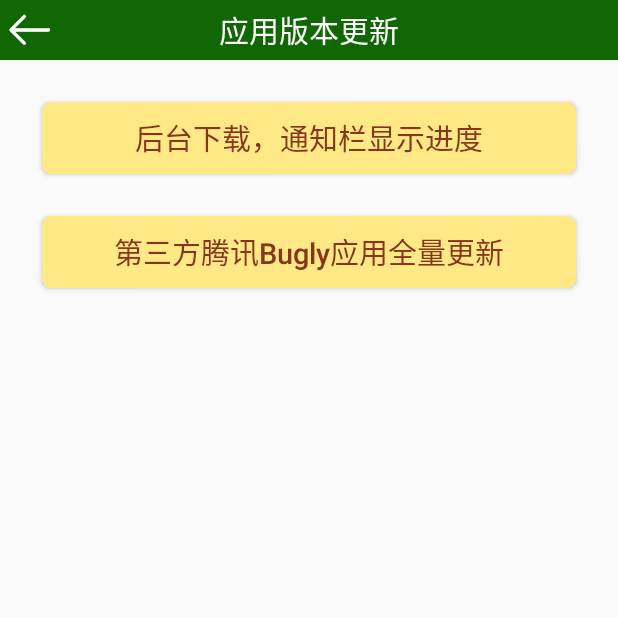
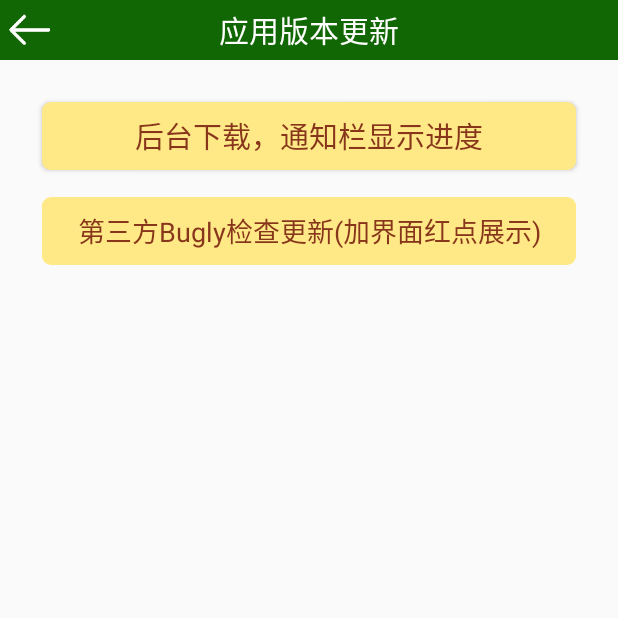
Before and after one commit to PassingMrHao/PersonalUtilTest, an Android app: the AppUpdateAct screen opened directly, with no data from a screen before it, on a phone screen of 412 x 824 dp, the top half of it. Run offline under Robolectric (Android 15) with nearby library versions, the phone set to English and light mode, and no system bars; our stand-ins replace ButterKnife; libraries missing offline, so code that uses them is left out: com.hjq.permissions, com.tencent.bugly; 3 statements that could not run were skipped.

Commit message:
2019/04/25:添加腾讯Bugly全量更新

```diff
--- a/app/src/main/java/com/mrhao/personalutiltest/myactivity/AppUpdateAct.java
+++ b/app/src/main/java/com/mrhao/personalutiltest/myactivity/AppUpdateAct.java
@@ -11,15 +11,14 @@ import android.widget.Toast;
 import com.hjq.permissions.OnPermission;
 import com.hjq.permissions.Permission;
 import com.hjq.permissions.XXPermissions;
-import com.mrhao.personalutiltest.MainActivity;
 import com.mrhao.personalutiltest.R;
 import com.mrhao.personalutiltest.myinterface.UpDateIne;
 import com.mrhao.personalutiltest.utils.DownLoadConfig;
 import com.mrhao.personalutiltest.utils.DownLoadManagerUtil;
 import com.mrhao.personalutiltest.utils.PublicDateValue;
 import com.mrhao.personalutiltest.utils.UpdateDialog;
-import com.tencent.bugly.Bugly;
 import com.tencent.bugly.beta.Beta;
+import com.tencent.bugly.beta.UpgradeInfo;
 
 import java.util.List;
 
@@ -34,8 +33,11 @@ public class AppUpdateAct extends AppCompatActivity {
     ImageView titleBack;
     @BindView(R.id.title_name)
     TextView titleName;
-    @BindView(R.id.bugly_update)
-    Button buglyUpdate;
+
+    @BindView(R.id.update_point)
+    ImageView updatePoint;
+    @BindView(R.id.bugly_up_point)
+    TextView buglyUpPoint;
 
     @Override
     protected void onCreate(Bundle savedInstanceState) {
@@ -44,6 +46,36 @@ public class AppUpdateAct extends AppCompatActivity {
         getImportPerssion();
         ButterKnife.bind(this);
         setClickEvent();
+        CheckAPPUpdate();
+    }
+
+    //检查应用更新信息
+    private void CheckAPPUpdate() {
+
+        UpgradeInfo upgradeInfo = Beta.getUpgradeInfo();//获取本地已有升级策略（非实时，可用于界面红点展示）
+        if (upgradeInfo == null) {
+            //无升级信息
+            updatePoint.setImageResource(R.mipmap.up_graypoint);
+        } else {
+            updatePoint.setImageResource(R.mipmap.up_redpoint);
+        }
+
+        //腾讯bugly应用全量更新手动检测
+        buglyUpPoint.setOnClickListener(new View.OnClickListener() {
+            @Override
+            public void onClick(View v) {
+                if (XXPermissions.isHasPermission(AppUpdateAct.this, Permission.WRITE_EXTERNAL_STORAGE, Permission.WRITE_EXTERNAL_STORAGE) == true) {
+
+                    Beta.checkUpgrade();//调用此方法手动检查应用
+
+                } else {
+
+                    getImportPerssion();
+                }
+            }
+        });
+
+
     }
 
 
@@ -107,33 +139,11 @@ public class AppUpdateAct extends AppCompatActivity {
         });
 
 
-        //腾讯bugly应用全量更新
-        buglyUpdate.setOnClickListener(new View.OnClickListener() {
-            @Override
-            public void onClick(View v) {
-
-                if (XXPermissions.isHasPermission(AppUpdateAct.this, Permission.WRITE_EXTERNAL_STORAGE, Permission.WRITE_EXTERNAL_STORAGE) == true) {
-
-                    //腾讯bugly应用更新初始化（由于未知bug，更新提示框最好设置到mainActivity）
-                    Bugly.init(getApplicationContext(), "9b5829370d", false);
-                    finish();
-
-                } else {
-
-                    getImportPerssion();
-                }
-
-
-            }
-        });
-
-
     }
 
 
     //获取必要权限
     private void getImportPerssion() {
-
 
         XXPermissions.with(AppUpdateAct.this)
                 .permission(Permission.WRITE_EXTERNAL_STORAGE, Permission.READ_EXTERNAL_STORAGE)
@@ -141,18 +151,17 @@ public class AppUpdateAct extends AppCompatActivity {
                     @Override
                     public void hasPermission(List<String> granted, boolean isAll) {
                         //权限申请成功后
-
                     }
 
                     @Override
                     public void noPermission(List<String> denied, boolean quick) {
+
                         //拒绝申请权限后
                         Toast.makeText(AppUpdateAct.this, "获取权限失败，部分功能无法正常使用", Toast.LENGTH_SHORT).show();
 
                     }
                 });
 
-
     }
 
 
--- a/app/src/main/java/com/mrhao/personalutiltest/myactivity/TencentX5WebActivity.java
+++ b/app/src/main/java/com/mrhao/personalutiltest/myactivity/TencentX5WebActivity.java
@@ -53,7 +53,7 @@ public class TencentX5WebActivity extends AppCompatActivity {
             }
         });
 
-        X5WebViewLoadUtil.loadurl(TencentX5WebActivity.this, tencentWeb, "https://www.baidu.com/");
+        X5WebViewLoadUtil.loadurl(TencentX5WebActivity.this, tencentWeb, "https://www.csdn.net/");
 
         tencentWeb.setWebViewClient(new WebViewClient() {
             @Override
--- a/app/src/main/res/layout/activity_app_update.xml
+++ b/app/src/main/res/layout/activity_app_update.xml
@@ -12,7 +12,7 @@
     <Button
         android:id="@+id/update_btn"
         android:layout_width="match_parent"
-        android:layout_height="wrap_content"
+        android:layout_height="45dp"
         android:layout_marginLeft="28dp"
         android:layout_marginTop="28dp"
         android:layout_marginRight="28dp"
@@ -22,18 +22,32 @@
         android:textSize="19sp" />
 
 
-    <Button
-        android:id="@+id/bugly_update"
+    <RelativeLayout
         android:layout_width="match_parent"
-        android:layout_height="wrap_content"
-        android:layout_marginLeft="28dp"
-        android:layout_marginTop="28dp"
-        android:layout_marginRight="28dp"
-        android:background="@drawable/btn_yellowback"
-        android:text="第三方腾讯Bugly应用全量更新"
-        android:textAllCaps="false"
-        android:textColor="#87361b"
-        android:textSize="19sp" />
+        android:layout_height="wrap_content">
+
+
+        <TextView
+            android:id="@+id/bugly_up_point"
+            android:layout_width="match_parent"
+            android:layout_height="45dp"
+            android:layout_marginLeft="28dp"
+            android:layout_marginTop="18dp"
+            android:layout_marginRight="28dp"
+            android:background="@drawable/btn_yellowback"
+            android:gravity="center"
+            android:text="第三方Bugly检查更新(加界面红点展示)"
+            android:textColor="#87361b"
+            android:textSize="18sp" />
+
+        <ImageView
+            android:id="@+id/update_point"
+            android:layout_width="18dp"
+            android:layout_height="18dp"
+            android:layout_alignParentRight="true"
+            android:layout_marginTop="13dp"
+            android:layout_marginRight="20dp" />
+    </RelativeLayout>
 
 
 </LinearLayout>
--- a/app/src/main/res/layout/activity_function_desc.xml
+++ b/app/src/main/res/layout/activity_function_desc.xml
@@ -45,7 +45,7 @@
             android:layout_height="wrap_content"
             android:layout_marginTop="6dp"
             android:lineSpacingExtra="2dp"
-            android:text="3.腾讯X5WebView (TencentX5WebActivity);"
+            android:text="3.腾讯X5WebView、自定义进度条样式 (TencentX5WebActivity);"
             android:textAllCaps="false"
             android:textColor="#707070"
             android:textSize="17sp" />
```
Also changed, not shown: app/build.gradle (+6 -2 lines), app/src/main/AndroidManifest.xml (+8 -6 lines), app/src/main/java/com/mrhao/personalutiltest/myclass/MyApplication.java (+12 -0 lines), app/src/main/res/mipmap-xxhdpi/up_graypoint.png (added), app/src/main/res/mipmap-xxhdpi/up_redpoint.png (added).
